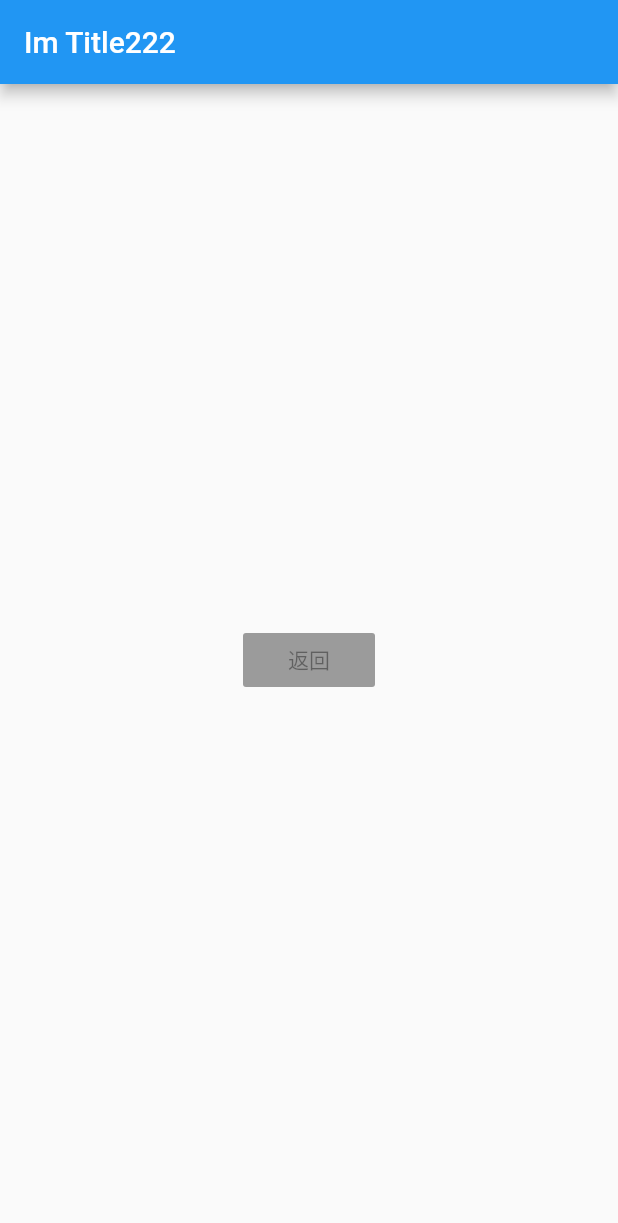
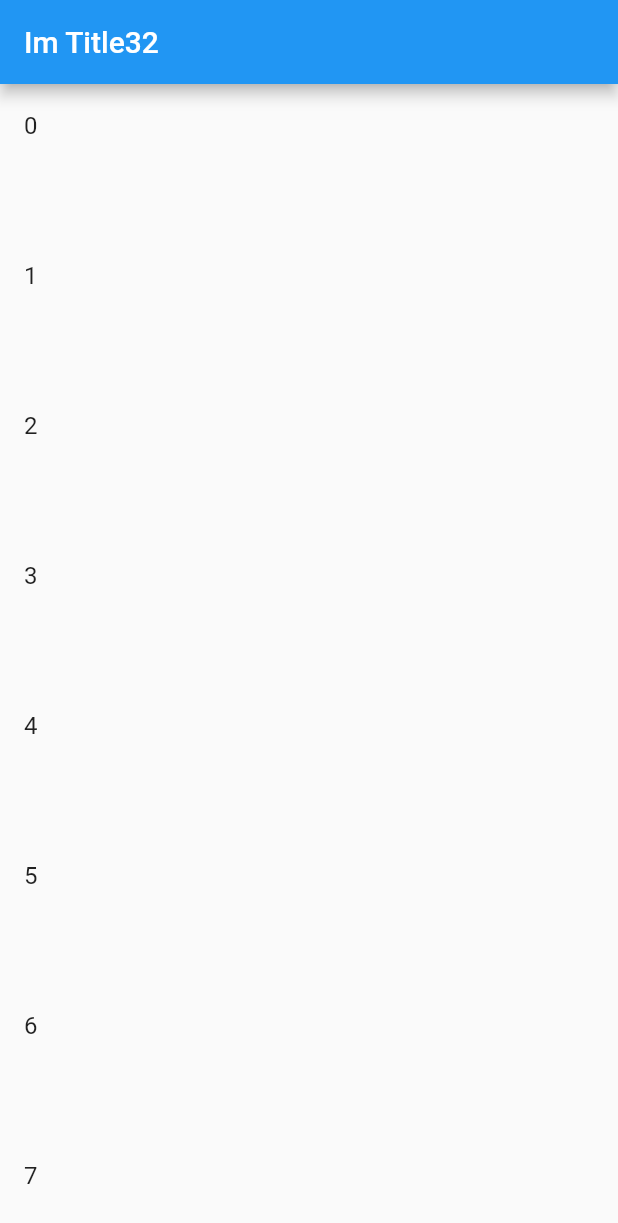
Before and after one commit to 718087538/play_live_app, a Flutter app: the screen it shows after launch, on a phone screen of 412 x 824 dp. Shown: the top 1223 px of the screen. Run offline on Flutter 3.47's test engine with Material 2 defaults, Android fonts, the phone set to English and light mode, and no system bars.

Commit message:
加入列表

```diff
--- a/lib/main.dart
+++ b/lib/main.dart
@@ -9,14 +9,24 @@ class MyApp extends StatelessWidget {
       title: 'Flutter Demo',
       home: Scaffold(
         appBar: AppBar(
-          title: Text('Im Title222'),
+          title: Text('Im Title32'),
         ),
-          body: Center(
-            child: RaisedButton(
-              child: Text('返回'),
-            ),
-          ),
+          body: new RoomList()
       )
     );
   }
 }
+
+class RoomList extends StatelessWidget{
+  @override
+  Widget build (BuildContext context){
+    return ListView.builder(
+        itemCount: 100,
+        itemExtent: 100.0, //强制高度为50.0
+        itemBuilder: (BuildContext context, int index) {
+          return ListTile(title: Text("$index"));
+        }
+    );
+  }
+
+}
```
